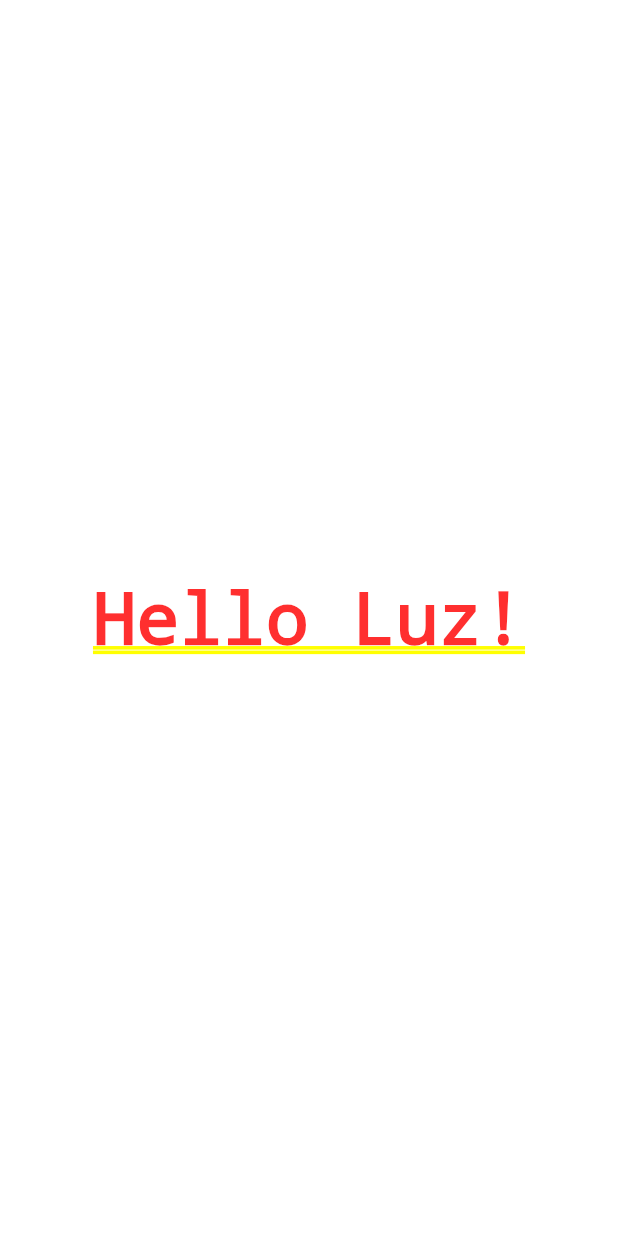
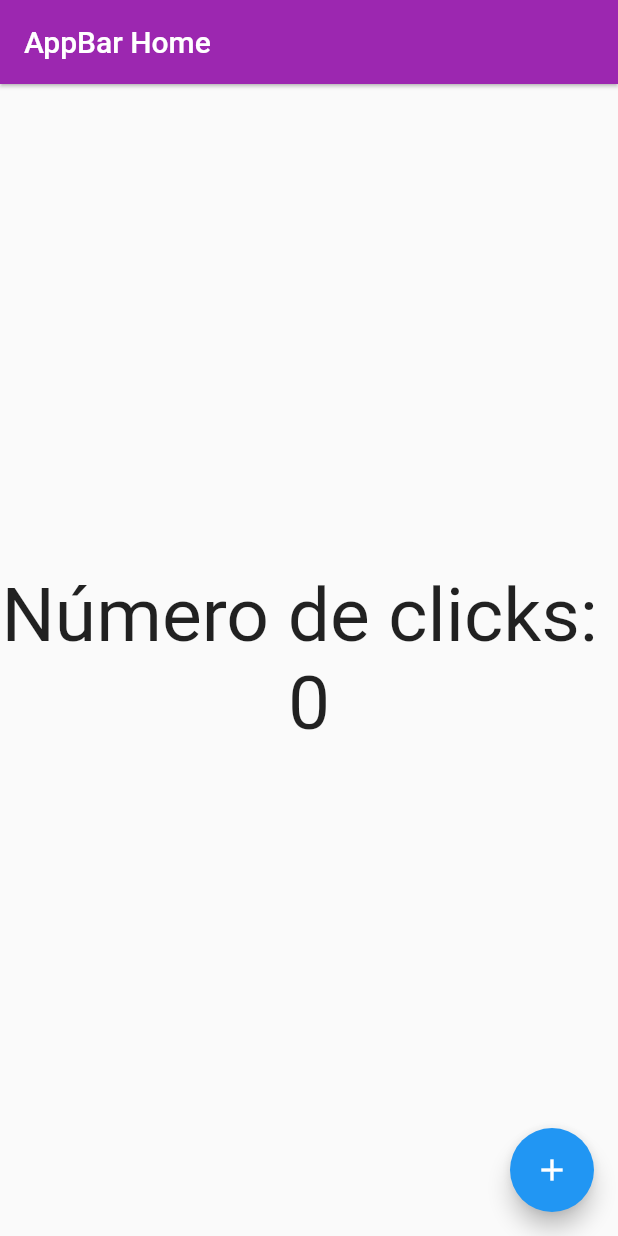
Before and after one commit to Lvaldez91/Flutter, a Flutter app: the screen it shows after launch, on a phone screen of 412 x 824 dp. Run offline on Flutter 3.47's test engine with Material 2 defaults, Android fonts, the phone set to English and light mode, and no system bars.

Commit message:
add functions

```diff
--- a/2.ProjectFlutterTest/myapp/lib/home_screen.dart
+++ b/2.ProjectFlutterTest/myapp/lib/home_screen.dart
@@ -1,5 +1,3 @@
-import 'package:flutter/cupertino.dart';
-
 import 'package:flutter/material.dart';
 
 class HomeScreen extends StatelessWidget {
@@ -7,8 +5,30 @@ class HomeScreen extends StatelessWidget {
 
   @override
   Widget build(BuildContext context) {
-    return const Center(
-      child: Text('Hello Luz!'),
+    const fontSize30 = TextStyle(fontSize: 50);
+    int counts = 0;
+    return Scaffold(
+      appBar: AppBar(
+        title: const Text('AppBar Home'),
+        elevation: 1.0,
+        backgroundColor: Colors.purple,
+      ),
+      body: Center(
+        child: Column(
+          mainAxisAlignment: MainAxisAlignment.center,
+          children: [
+            const Text('Número de clicks: ', style: fontSize30),
+            Text('$counts', style: fontSize30)
+          ],
+        ),
+      ),
+      //floatingActionButtonLocation: FloatingActionButtonLocation.miniEndDocked,
+      floatingActionButton: FloatingActionButton(
+        child: const Icon(Icons.add),
+        onPressed: () {
+          counts++;
+        },
+      ),
     );
   }
 }
```
Also changed, not shown: 1 other file.
